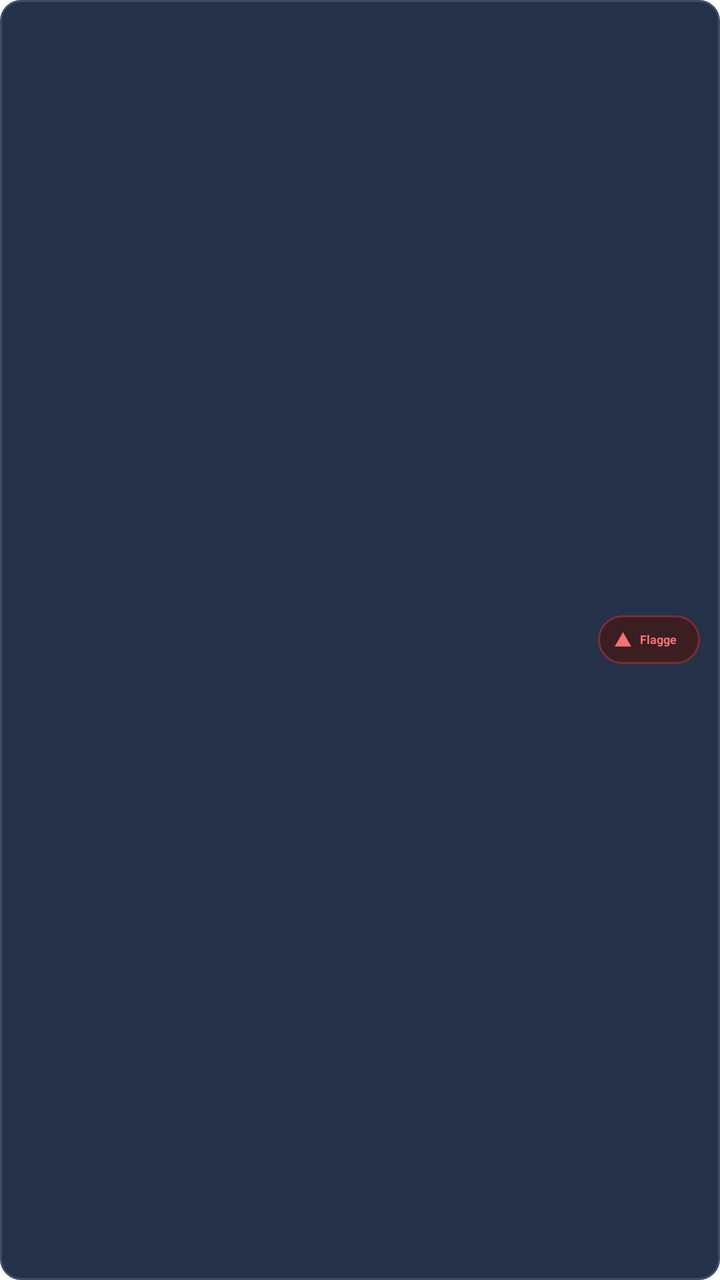
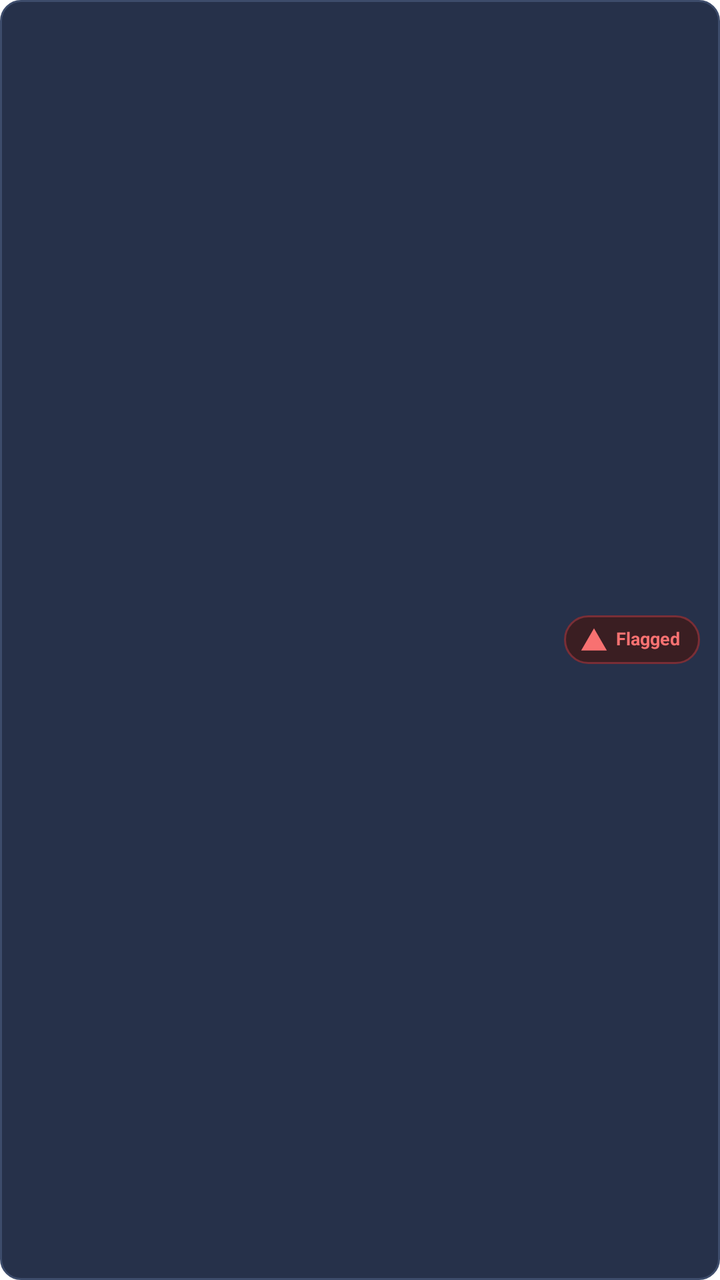

Screens rendered from an Android XML layout before and after an edit, with the pre-edit source and the edit as a unified diff.
<!-- AndroidManifest.xml: application theme Theme.NihalHome -->
<!-- res/layout/item_risk_app.xml -->
<?xml version="1.0" encoding="utf-8"?>
<LinearLayout xmlns:android="http://schemas.android.com/apk/res/android"
    android:layout_width="match_parent"
    android:layout_height="wrap_content"
    android:orientation="horizontal"
    android:gravity="center_vertical"
    android:background="@drawable/bg_risk_row"
    android:clickable="true"
    android:focusable="true"
    android:paddingStart="10dp"
    android:paddingEnd="10dp"
    android:paddingTop="8dp"
    android:paddingBottom="8dp"
    android:layout_marginBottom="6dp"
    android:weightSum="100">

    
    <ImageView
        android:id="@+id/imageRiskAppIcon"
        android:layout_width="0dp"
        android:layout_height="match_parent"
        android:layout_weight="15"
        android:adjustViewBounds="true"
        android:scaleType="fitCenter" />

    
    <LinearLayout
        android:layout_width="0dp"
        android:layout_height="wrap_content"
        android:layout_weight="70"
        android:orientation="vertical">

        
        <TextView
            android:id="@+id/textRiskAppName"
            android:layout_width="match_parent"
            android:layout_height="wrap_content"
            android:textColor="@color/onboarding_heading"
            android:textStyle="bold"
            android:maxLines="1"
            android:ellipsize="end"
            android:includeFontPadding="false"
            android:autoSizeTextType="uniform"
            android:autoSizeMinTextSize="6sp"
            android:autoSizeMaxTextSize="500sp"
            android:autoSizeStepGranularity="1sp" />

        
        <TextView
            android:id="@+id/textRiskAppPackage"
            android:layout_width="match_parent"
            android:layout_height="wrap_content"
            android:layout_marginTop="1dp"
            android:textColor="@color/terminal_text_dim"
            android:maxLines="1"
            android:ellipsize="end"
            android:includeFontPadding="false"
            android:autoSizeTextType="uniform"
            android:autoSizeMinTextSize="6sp"
            android:autoSizeMaxTextSize="500sp"
            android:autoSizeStepGranularity="1sp" />

    </LinearLayout>

    
    <LinearLayout
        android:layout_width="0dp"
        android:layout_height="wrap_content"
        android:layout_weight="15"
        android:orientation="horizontal"
        android:gravity="center"
        android:background="@drawable/bg_high_risk_badge"
        android:paddingStart="8dp"
        android:paddingEnd="9dp"
        android:paddingTop="4dp"
        android:paddingBottom="4dp"
        android:weightSum="100">

        
        <ImageView
            android:layout_width="0dp"
            android:layout_height="match_parent"
            android:layout_weight="30"
            android:layout_marginEnd="4dp"
            android:src="@drawable/ic_warning_small"
            android:adjustViewBounds="true"
            android:scaleType="fitCenter" />

        
        <TextView
            android:text="@string/high_risk_label"
            android:layout_width="0dp"
            android:layout_height="wrap_content"
            android:layout_weight="70"
            android:textColor="@color/high_risk_text"
            android:textStyle="bold"
            android:maxLines="1"
            android:gravity="center_vertical"
            android:includeFontPadding="false"
            android:autoSizeTextType="uniform"
            android:autoSizeMinTextSize="6sp"
            android:autoSizeMaxTextSize="500sp"
            android:autoSizeStepGranularity="1sp" />

    </LinearLayout>

</LinearLayout>
<!-- resources referenced by this layout -->
<resources>
  <color name="high_risk_text">#F87171</color>
  <color name="onboarding_heading">#E2E8F0</color>
  <color name="terminal_text_dim">#4C7A9C</color>
  <!-- drawable bg_high_risk_badge (drawable) -->
  <?xml version="1.0" encoding="utf-8"?>
  <shape xmlns:android="http://schemas.android.com/apk/res/android"
      android:shape="rectangle">
      <solid android:color="@color/high_risk_background" />
      <stroke
          android:width="1dp"
          android:color="@color/high_risk_border" />
      <corners android:radius="20dp" />
  </shape>
  <!-- drawable bg_risk_row (drawable) -->
  <?xml version="1.0" encoding="utf-8"?>
  <ripple xmlns:android="http://schemas.android.com/apk/res/android"
      android:color="#33FFFFFF">
      <item>
          <shape android:shape="rectangle">
              <solid android:color="@color/risk_row_background" />
              <stroke
                  android:width="1dp"
                  android:color="@color/risk_row_border" />
              <corners android:radius="10dp" />
          </shape>
      </item>
  </ripple>
  <!-- drawable ic_warning_small (drawable) -->
  <?xml version="1.0" encoding="utf-8"?>
  <vector xmlns:android="http://schemas.android.com/apk/res/android"
      android:width="12dp"
      android:height="12dp"
      android:viewportWidth="24"
      android:viewportHeight="24"
      android:tint="@color/high_risk_text">
      <path
          android:fillColor="@android:color/white"
          android:pathData="M12,2 L23,21 H1 Z" />
      <path
          android:fillColor="@color/high_risk_background"
          android:pathData="M11,9 H13 L12.6,15 H11.4 Z" />
      <path
          android:fillColor="@color/high_risk_background"
          android:pathData="M11.3,17 A0.9,0.9 0,0 1 12.7,17 A0.9,0.9 0,0 1 11.3,17 Z" />
  </vector>
  <string name="high_risk_label">Flagged</string>
  <style name="Theme.NihalHome" parent="android:Theme.Material.Light.NoActionBar">
          <item name="android:windowBackground">@android:color/white</item>
          <item name="android:statusBarColor">@android:color/white</item>
          <item name="android:navigationBarColor">@android:color/white</item>
          <item name="android:windowLightStatusBar">true</item>
      </style>
  <color name="high_risk_background">#3A1E22</color>
  <color name="high_risk_border">#7A2E36</color>
  <color name="risk_row_background">#26314A</color>
  <color name="risk_row_border">#3D4C6B</color>
</resources>

<!-- the commit's change to res/layout/item_risk_app.xml (unified diff, before → after) -->
@@ -24,10 +24,16 @@
         android:scaleType="fitCenter" />
 
     
+    <View
+        android:layout_width="0dp"
+        android:layout_height="match_parent"
+        android:layout_weight="5" />
+
+    
     <LinearLayout
         android:layout_width="0dp"
         android:layout_height="wrap_content"
-        android:layout_weight="70"
+        android:layout_weight="60"
         android:orientation="vertical">
 
         
@@ -66,7 +72,7 @@
     <LinearLayout
         android:layout_width="0dp"
         android:layout_height="wrap_content"
-        android:layout_weight="15"
+        android:layout_weight="20"
         android:orientation="horizontal"
         android:gravity="center"
         android:background="@drawable/bg_high_risk_badge"
